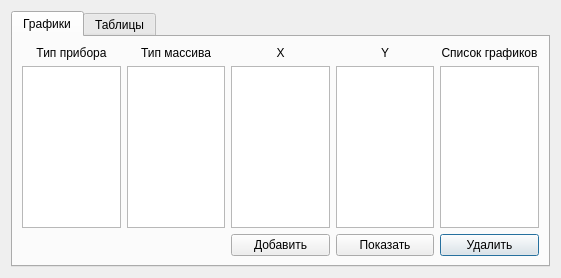
Old version of the form source/kia_constructor.ui in the repository SanechkaMiy/kia_gui.
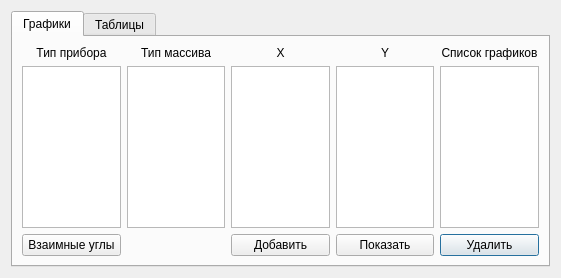
New version of the form.

Commit message: Mut angles and moree cyclograms settigns...

```diff
--- a/source/kia_constructor.ui
+++ b/source/kia_constructor.ui
@@ -112,6 +112,13 @@
            </property>
           </widget>
          </item>
+         <item row="3" column="0">
+          <widget class="QPushButton" name="pb_graph_angles">
+           <property name="text">
+            <string>Взаимные углы</string>
+           </property>
+          </widget>
+         </item>
         </layout>
        </item>
       </layout>
```
The commit also changes 17 other files.
